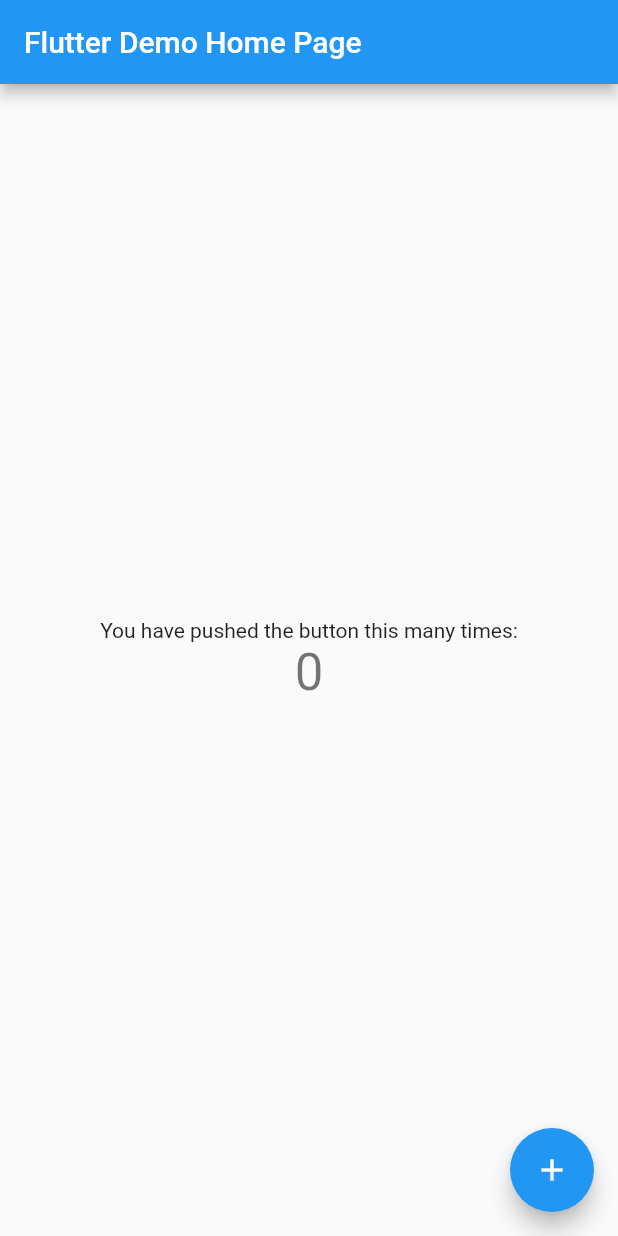
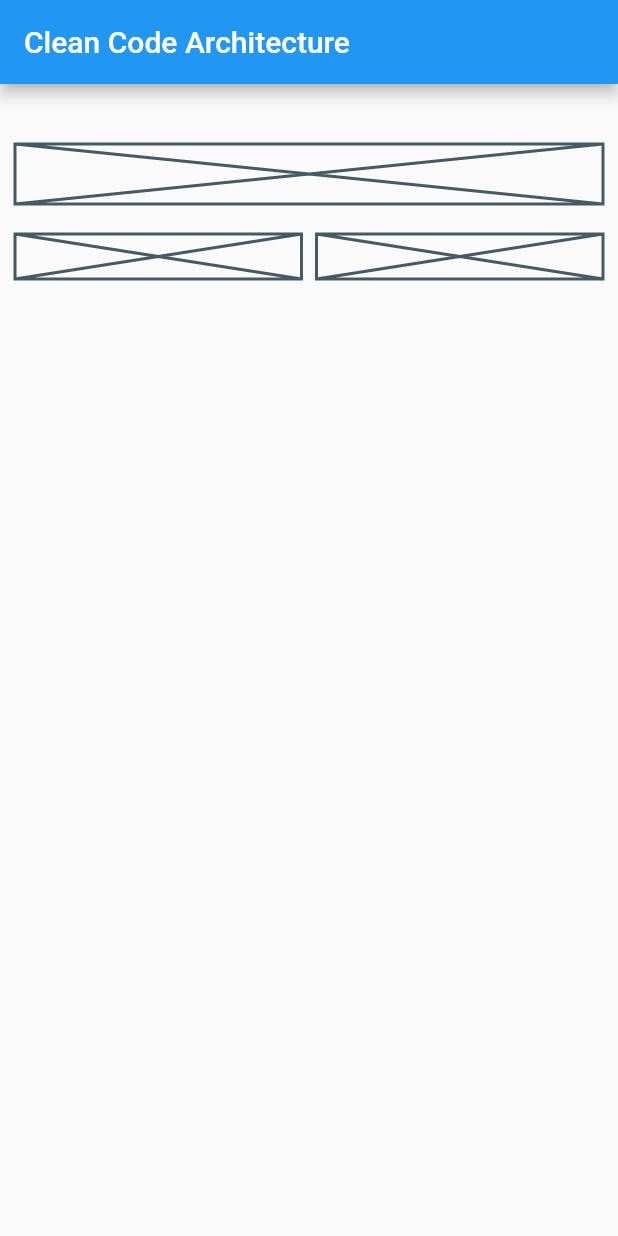
Before and after one commit to arc-arnob/clean_code_architecture_tdd_bloc, a Flutter app: the screen it shows after launch, on a phone screen of 412 x 824 dp. Run offline on Flutter 3.47's test engine with Material 2 defaults, Android fonts, the phone set to English and light mode, and no system bars; our stand-ins replace bloc, dartz, data_connection_checker, equatable, flutter_bloc, get_it and 1 more; missing offline and left inert: data_connection_checker_nulls.

Commit message:
Started UI layer

```diff
--- /dev/null
+++ b/lib/features/number_trivia/presentation/pages/number_trivia_page.dart
@@ -0,0 +1,75 @@
+import 'package:clean_code_architecture_tdd/features/number_trivia/presentation/bloc/number_trivia_bloc.dart';
+import 'package:clean_code_architecture_tdd/injection_container.dart';
+import 'package:flutter/material.dart';
+import 'package:flutter_bloc/flutter_bloc.dart';
+
+class NumberTriviaPage extends StatelessWidget {
+  const NumberTriviaPage({super.key});
+
+  @override
+  Widget build(BuildContext context) {
+    return Scaffold(
+      appBar: AppBar(
+        title: Text("Clean Code Architecture"),
+      ),
+      body: buildBody(context),
+    );
+  }
+
+  BlocProvider<NumberTriviaBloc> buildBody(BuildContext context) {
+    return BlocProvider(
+      create: (BuildContext context) => sl<NumberTriviaBloc>(),
+      child: Center(
+        child: Padding(
+          padding: const EdgeInsets.all(10),
+          child: Column(
+            children: <Widget>[
+              SizedBox(
+                height: 10,
+              ),
+              // Top half
+              // BlocBuilder<NumberTriviaBloc, NumberTriviaState>(
+              //   builder: (context, state) {
+              //     return Container(
+              //       height: MediaQuery.of(context).size.height / 3,
+              //       child: Placeholder(),
+              //     );
+              //   },
+              // ),
+              SizedBox(
+                height: 20,
+              ),
+              // Bottom Half
+              Column(
+                children: <Widget>[
+                  Placeholder(
+                    fallbackHeight: 40,
+                  ),
+                  SizedBox(
+                    height: 10,
+                  ),
+                  SizedBox(
+                    height: 10,
+                  ),
+                  Row(
+                    children: <Widget>[
+                      Expanded(
+                        child: Placeholder(fallbackHeight: 30),
+                      ),
+                      SizedBox(
+                        width: 10,
+                      ),
+                      Expanded(
+                        child: Placeholder(fallbackHeight: 30),
+                      ),
+                    ],
+                  )
+                ],
+              )
+            ],
+          ),
+        ),
+      ),
+    );
+  }
+}
--- a/lib/injection_container.dart
+++ b/lib/injection_container.dart
@@ -1,6 +1,6 @@
-// ignore: import_of_legacy_library_into_null_safe
+
 import 'package:data_connection_checker/data_connection_checker.dart';
-// ignore: import_of_legacy_library_into_null_safe
+
 import 'package:get_it/get_it.dart';
 import 'package:http/http.dart' as http;
 import 'package:shared_preferences/shared_preferences.dart';
--- a/lib/main.dart
+++ b/lib/main.dart
@@ -1,3 +1,4 @@
+import 'package:clean_code_architecture_tdd/features/number_trivia/presentation/pages/number_trivia_page.dart';
 import 'package:flutter/material.dart';
 
 void main() {
@@ -7,109 +8,14 @@
 class MyApp extends StatelessWidget {
   const MyApp({super.key});
 
-  // This widget is the root of your application.
   @override
   Widget build(BuildContext context) {
     return MaterialApp(
-      title: 'Flutter Demo',
-      theme: ThemeData(
-        // This is the theme of your application.
-        //
-        // Try running your application with "flutter run". You'll see the
-        // application has a blue toolbar. Then, without quitting the app, try
-        // changing the primarySwatch below to Colors.green and then invoke
-        // "hot reload" (press "r" in the console where you ran "flutter run",
-        // or simply save your changes to "hot reload" in a Flutter IDE).
-        // Notice that the counter didn't reset back to zero; the application
-        // is not restarted.
-        primarySwatch: Colors.blue,
-      ),
-      home: const MyHomePage(title: 'Flutter Demo Home Page'),
-    );
+        title: 'Clean Code Architecture',
+        theme: ThemeData(
+            primaryColor: Colors.purple.shade400,
+            colorScheme:
+                ColorScheme.fromSwatch().copyWith(secondary: Colors.purple)),
+        home: NumberTriviaPage());
   }
 }
-
-class MyHomePage extends StatefulWidget {
-  const MyHomePage({super.key, required this.title});
-
-  // This widget is the home page of your application. It is stateful, meaning
-  // that it has a State object (defined below) that contains fields that affect
-  // how it looks.
-
-  // This class is the configuration for the state. It holds the values (in this
-  // case the title) provided by the parent (in this case the App widget) and
-  // used by the build method of the State. Fields in a Widget subclass are
-  // always marked "final".
-
-  final String title;
-
-  @override
-  State<MyHomePage> createState() => _MyHomePageState();
-}
-
-class _MyHomePageState extends State<MyHomePage> {
-  int _counter = 0;
-
-  void _incrementCounter() {
-    setState(() {
-      // This call to setState tells the Flutter framework that something has
-      // changed in this State, which causes it to rerun the build method below
-      // so that the display can reflect the updated values. If we changed
-      // _counter without calling setState(), then the build method would not be
-      // called again, and so nothing would appear to happen.
-      _counter++;
-    });
-  }
-
-  @override
-  Widget build(BuildContext context) {
-    // This method is rerun every time setState is called, for instance as done
-    // by the _incrementCounter method above.
-    //
-    // The Flutter framework has been optimized to make rerunning build methods
-    // fast, so that you can just rebuild anything that needs updating rather
-    // than having to individually change instances of widgets.
-    return Scaffold(
-      appBar: AppBar(
-        // Here we take the value from the MyHomePage object that was created by
-        // the App.build method, and use it to set our appbar title.
-        title: Text(widget.title),
-      ),
-      body: Center(
-        // Center is a layout widget. It takes a single child and positions it
-        // in the middle of the parent.
-        child: Column(
-          // Column is also a layout widget. It takes a list of children and
-          // arranges them vertically. By default, it sizes itself to fit its
-          // children horizontally, and tries to be as tall as its parent.
-          //
-          // Invoke "debug painting" (press "p" in the console, choose the
-          // "Toggle Debug Paint" action from the Flutter Inspector in Android
-          // Studio, or the "Toggle Debug Paint" command in Visual Studio Code)
-          // to see the wireframe for each widget.
-          //
-          // Column has various properties to control how it sizes itself and
-          // how it positions its children. Here we use mainAxisAlignment to
-          // center the children vertically; the main axis here is the vertical
-          // axis because Columns are vertical (the cross axis would be
-          // horizontal).
-          mainAxisAlignment: MainAxisAlignment.center,
-          children: <Widget>[
-            const Text(
-              'You have pushed the button this many times:',
-            ),
-            Text(
-              '$_counter',
-              style: Theme.of(context).textTheme.headlineMedium,
-            ),
-          ],
-        ),
-      ),
-      floatingActionButton: FloatingActionButton(
-        onPressed: _incrementCounter,
-        tooltip: 'Increment',
-        child: const Icon(Icons.add),
-      ), // This trailing comma makes auto-formatting nicer for build methods.
-    );
-  }
-}
```
Also changed, not shown: 3 other files.
